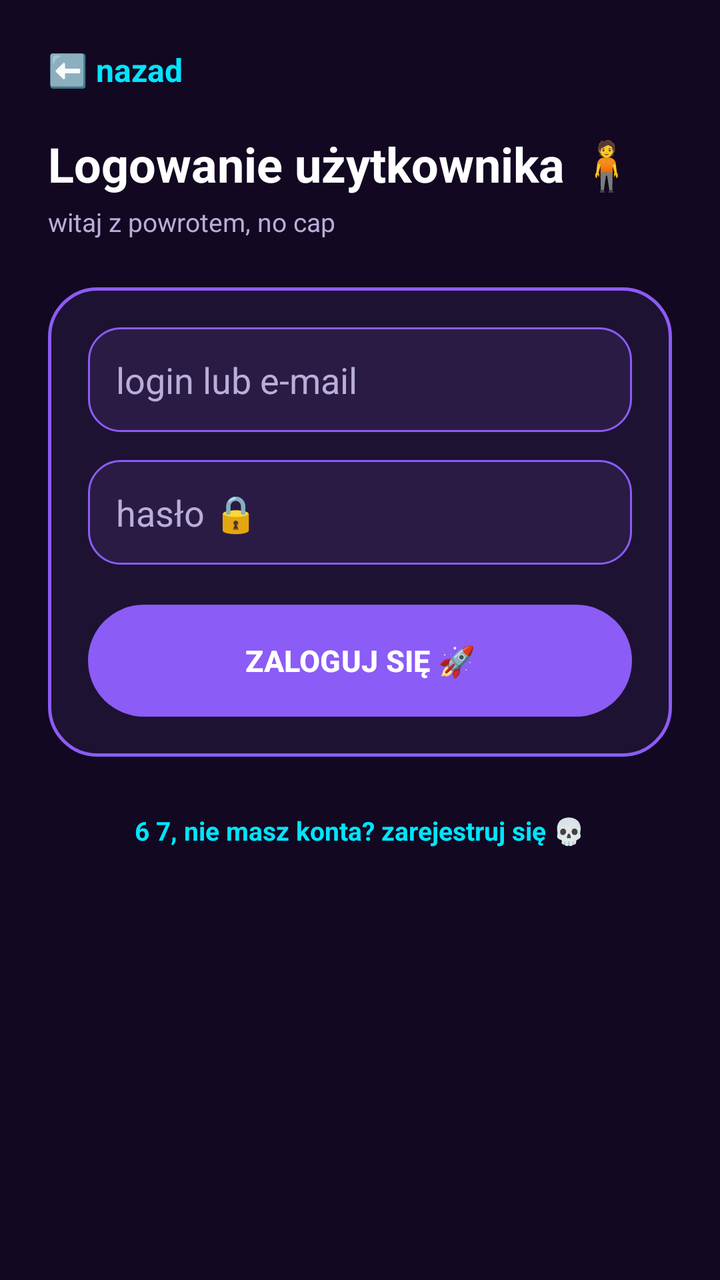
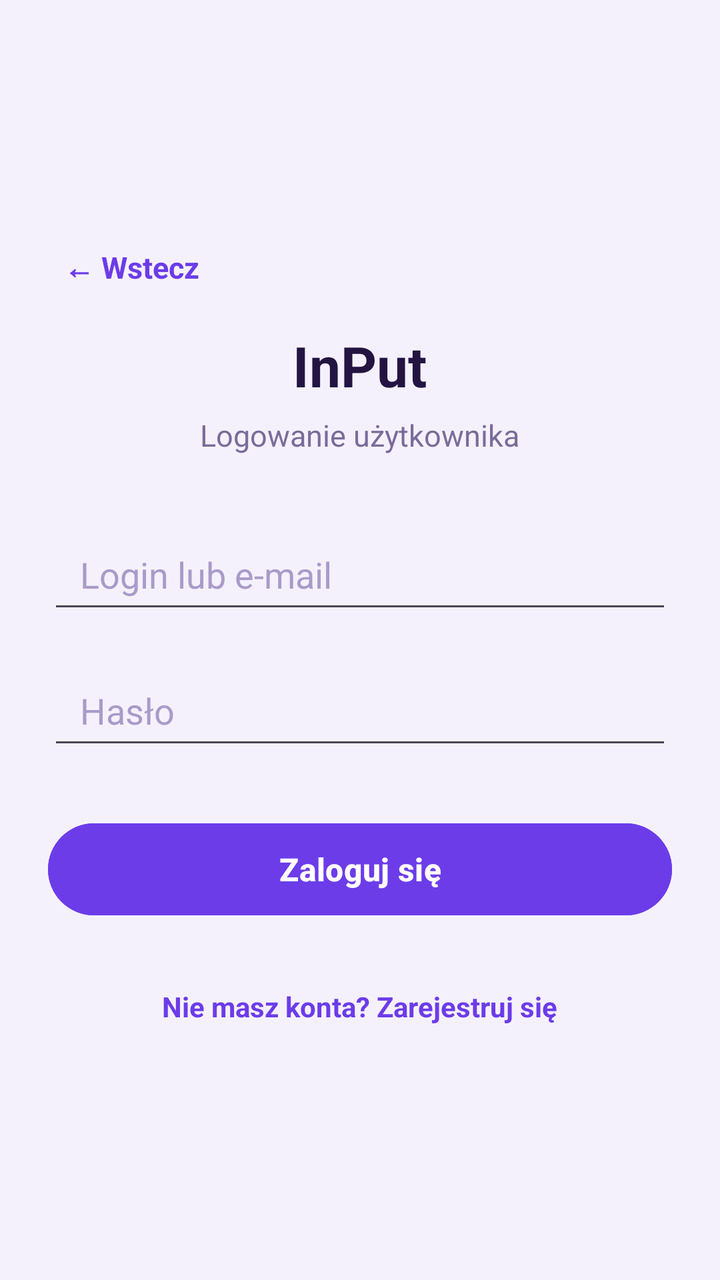

Screens rendered from an Android XML layout before and after an edit, with the pre-edit source and the edit as a unified diff.
<!-- AndroidManifest.xml: application theme Theme.DemoEmptyActivity -->
<!-- res/layout/activity_login_user.xml -->
<?xml version="1.0" encoding="utf-8"?>
<LinearLayout xmlns:android="http://schemas.android.com/apk/res/android"
        xmlns:tools="http://schemas.android.com/tools"
        android:id="@+id/main"
        android:layout_width="match_parent"
        android:layout_height="match_parent"
        android:orientation="vertical"
        android:background="@color/bg_dark"
        tools:context=".LoginUserActivity">

    <ScrollView
            android:layout_width="match_parent"
            android:layout_height="match_parent">

        <LinearLayout
                android:layout_width="match_parent"
                android:layout_height="wrap_content"
                android:orientation="vertical"
                android:padding="24dp">

            <TextView
                    android:id="@+id/btnBack"
                    android:layout_width="wrap_content"
                    android:layout_height="wrap_content"
                    android:text="⬅️ nazad"
                    android:textColor="@color/neon_cyan"
                    android:textSize="16sp"
                    android:textStyle="bold"
                    android:clickable="true"
                    android:focusable="true"
                    android:layout_marginBottom="20dp" />

            <TextView
                    android:id="@+id/tvTitle"
                    android:layout_width="wrap_content"
                    android:layout_height="wrap_content"
                    android:text="Logowanie użytkownika 🧍"
                    android:textSize="24sp"
                    android:textStyle="bold"
                    android:textColor="@color/text_light"
                    android:layout_marginBottom="4dp" />

            <TextView
                    android:id="@+id/tvSubtitle"
                    android:layout_width="wrap_content"
                    android:layout_height="wrap_content"
                    android:text="witaj z powrotem, no cap"
                    android:textSize="13sp"
                    android:textColor="@color/text_muted_light"
                    android:layout_marginBottom="24dp" />

            <LinearLayout
                    android:layout_width="match_parent"
                    android:layout_height="wrap_content"
                    android:orientation="vertical"
                    android:background="@drawable/card_glow"
                    android:padding="20dp">

                <EditText
                        android:id="@+id/etLogin"
                        android:layout_width="match_parent"
                        android:layout_height="wrap_content"
                        android:hint="login lub e-mail"
                        android:inputType="text"
                        android:background="@drawable/field_bg"
                        android:textColor="@color/text_light"
                        android:textColorHint="@color/text_muted_light"
                        android:padding="14dp"
                        android:layout_marginBottom="14dp" />

                <EditText
                        android:id="@+id/etPassword"
                        android:layout_width="match_parent"
                        android:layout_height="wrap_content"
                        android:hint="hasło 🔒"
                        android:inputType="textPassword"
                        android:background="@drawable/field_bg"
                        android:textColor="@color/text_light"
                        android:textColorHint="@color/text_muted_light"
                        android:padding="14dp"
                        android:layout_marginBottom="20dp" />

                <Button
                        android:id="@+id/btnSubmit"
                        android:layout_width="match_parent"
                        android:layout_height="56dp"
                        android:background="@drawable/gradient_button"
                        android:text="ZALOGUJ SIĘ 🚀"
                        android:textColor="@color/white"
                        android:textSize="15sp"
                        android:textStyle="bold"
                        android:textAllCaps="false" />

            </LinearLayout>

            <TextView
                    android:id="@+id/tvGoRegister"
                    android:layout_width="wrap_content"
                    android:layout_height="wrap_content"
                    android:layout_gravity="center_horizontal"
                    android:text="6 7, nie masz konta? zarejestruj się 💀"
                    android:textColor="@color/neon_cyan"
                    android:textSize="13sp"
                    android:textStyle="bold"
                    android:clickable="true"
                    android:focusable="true"
                    android:padding="12dp"
                    android:layout_marginTop="16dp" />

        </LinearLayout>
    </ScrollView>

</LinearLayout>
<!-- resources referenced by this layout -->
<resources>
  <color name="bg_dark">#120821</color>
  <color name="neon_cyan">#00E5FF</color>
  <color name="text_light">#FFFFFF</color>
  <color name="text_muted_light">#B8AED9</color>
  <color name="white">#FFFFFFFF</color>
  <!-- drawable card_glow (drawable) -->
  <shape xmlns:android="http://schemas.android.com/apk/res/android">
      <corners android:radius="24dp"/>
      <solid android:color="@color/surface_dark"/>
      <stroke android:width="1.5dp" android:color="@color/neon_purple"/>
  </shape>
  <!-- drawable field_bg (drawable) -->
  <shape xmlns:android="http://schemas.android.com/apk/res/android">
      <corners android:radius="16dp"/>
      <solid android:color="@color/field_dark"/>
      <stroke android:width="1dp" android:color="@color/neon_purple"/>
  </shape>
  <!-- drawable gradient_button (drawable) -->
  <shape xmlns:android="http://schemas.android.com/apk/res/android">
      <corners android:radius="28dp"/>
      <gradient
          android:type="linear"
          android:angle="0"
          android:startColor="@color/neon_pink"
          android:centerColor="@color/neon_purple"
          android:endColor="@color/neon_cyan"/>
  </shape>
  <style name="Theme.DemoEmptyActivity" parent="Base.Theme.DemoEmptyActivity" />
  <color name="surface_dark">#1E1233</color>
  <color name="neon_purple">#8B5CF6</color>
  <color name="field_dark">#2A1B45</color>
  <color name="neon_pink">#FF2DAF</color>
  <style name="Base.Theme.DemoEmptyActivity" parent="Theme.Material3.DayNight.NoActionBar">
          <item name="colorPrimary">@color/neon_purple</item>
          <item name="android:windowBackground">@color/bg_dark</item>
      </style>
</resources>

<!-- the commit's change to res/layout/activity_login_user.xml (unified diff, before → after) -->
@@ -1,113 +1,94 @@
 <?xml version="1.0" encoding="utf-8"?>
-<LinearLayout xmlns:android="http://schemas.android.com/apk/res/android"
+<androidx.appcompat.widget.LinearLayoutCompat
+        xmlns:android="http://schemas.android.com/apk/res/android"
         xmlns:tools="http://schemas.android.com/tools"
         android:id="@+id/main"
         android:layout_width="match_parent"
         android:layout_height="match_parent"
         android:orientation="vertical"
-        android:background="@color/bg_dark"
+        android:gravity="center"
+        android:padding="24dp"
+        android:background="@color/purple_background"
         tools:context=".LoginUserActivity">
 
-    <ScrollView
+    <TextView
+            android:id="@+id/btnBack"
+            android:layout_width="wrap_content"
+            android:layout_height="wrap_content"
+            android:layout_gravity="start"
+            android:text="← Wstecz"
+            android:textColor="@color/purple_primary"
+            android:textSize="15sp"
+            android:textStyle="bold"
+            android:clickable="true"
+            android:focusable="true"
+            android:padding="8dp"
+            android:layout_marginBottom="12dp" />
+
+    <TextView
+            android:id="@+id/tvTitle"
+            android:layout_width="wrap_content"
+            android:layout_height="wrap_content"
+            android:text="InPut"
+            android:textSize="28sp"
+            android:textStyle="bold"
+            android:textColor="@color/text_dark"
+            android:layout_marginBottom="6dp" />
+
+    <TextView
+            android:id="@+id/tvSubtitle"
+            android:layout_width="wrap_content"
+            android:layout_height="wrap_content"
+            android:text="Logowanie użytkownika"
+            android:textSize="15sp"
+            android:textColor="@color/text_muted"
+            android:layout_marginBottom="32dp" />
+
+    <EditText
+            android:id="@+id/etLogin"
             android:layout_width="match_parent"
-            android:layout_height="match_parent">
+            android:layout_height="52dp"
+            android:hint="Login lub e-mail"
+            android:inputType="text"
+            android:paddingStart="16dp"
+            android:paddingEnd="16dp"
+            android:textColor="@color/text_dark"
+            android:textColorHint="@color/hint_muted"
+            android:layout_marginBottom="16dp" />
 
-        <LinearLayout
-                android:layout_width="match_parent"
-                android:layout_height="wrap_content"
-                android:orientation="vertical"
-                android:padding="24dp">
+    <EditText
+            android:id="@+id/etPassword"
+            android:layout_width="match_parent"
+            android:layout_height="52dp"
+            android:hint="Hasło"
+            android:inputType="textPassword"
+            android:paddingStart="16dp"
+            android:paddingEnd="16dp"
+            android:textColor="@color/text_dark"
+            android:textColorHint="@color/hint_muted"
+            android:layout_marginBottom="28dp" />
 
-            <TextView
-                    android:id="@+id/btnBack"
-                    android:layout_width="wrap_content"
-                    android:layout_height="wrap_content"
-                    android:text="⬅️ nazad"
-                    android:textColor="@color/neon_cyan"
-                    android:textSize="16sp"
-                    android:textStyle="bold"
-                    android:clickable="true"
-                    android:focusable="true"
-                    android:layout_marginBottom="20dp" />
+    <Button
+            android:id="@+id/btnSubmit"
+            android:layout_width="match_parent"
+            android:layout_height="54dp"
+            android:text="Zaloguj się"
+            android:textSize="16sp"
+            android:textStyle="bold"
+            android:textColor="@color/white"
+            android:backgroundTint="@color/purple_primary" />
 
-            <TextView
-                    android:id="@+id/tvTitle"
-                    android:layout_width="wrap_content"
-                    android:layout_height="wrap_content"
-                    android:text="Logowanie użytkownika 🧍"
-                    android:textSize="24sp"
-                    android:textStyle="bold"
-                    android:textColor="@color/text_light"
-                    android:layout_marginBottom="4dp" />
+    <TextView
+            android:id="@+id/tvGoRegister"
+            android:layout_width="wrap_content"
+            android:layout_height="wrap_content"
+            android:text="Nie masz konta? Zarejestruj się"
+            android:textColor="@color/purple_primary"
+            android:textSize="14sp"
+            android:textStyle="bold"
+            android:clickable="true"
+            android:focusable="true"
+            android:padding="12dp"
+            android:layout_marginTop="20dp" />
 
-            <TextView
-                    android:id="@+id/tvSubtitle"
-                    android:layout_width="wrap_content"
-                    android:layout_height="wrap_content"
-                    android:text="witaj z powrotem, no cap"
-                    android:textSize="13sp"
-                    android:textColor="@color/text_muted_light"
-                    android:layout_marginBottom="24dp" />
-
-            <LinearLayout
-                    android:layout_width="match_parent"
-                    android:layout_height="wrap_content"
-                    android:orientation="vertical"
-                    android:background="@drawable/card_glow"
-                    android:padding="20dp">
-
-                <EditText
-                        android:id="@+id/etLogin"
-                        android:layout_width="match_parent"
-                        android:layout_height="wrap_content"
-                        android:hint="login lub e-mail"
-                        android:inputType="text"
-                        android:background="@drawable/field_bg"
-                        android:textColor="@color/text_light"
-                        android:textColorHint="@color/text_muted_light"
-                        android:padding="14dp"
-                        android:layout_marginBottom="14dp" />
-
-                <EditText
-                        android:id="@+id/etPassword"
-                        android:layout_width="match_parent"
-                        android:layout_height="wrap_content"
-                        android:hint="hasło 🔒"
-                        android:inputType="textPassword"
-                        android:background="@drawable/field_bg"
-                        android:textColor="@color/text_light"
-                        android:textColorHint="@color/text_muted_light"
-                        android:padding="14dp"
-                        android:layout_marginBottom="20dp" />
-
-                <Button
-                        android:id="@+id/btnSubmit"
-                        android:layout_width="match_parent"
-                        android:layout_height="56dp"
-                        android:background="@drawable/gradient_button"
-                        android:text="ZALOGUJ SIĘ 🚀"
-                        android:textColor="@color/white"
-                        android:textSize="15sp"
-                        android:textStyle="bold"
-                        android:textAllCaps="false" />
-
-            </LinearLayout>
-
-            <TextView
-                    android:id="@+id/tvGoRegister"
-                    android:layout_width="wrap_content"
-                    android:layout_height="wrap_content"
-                    android:layout_gravity="center_horizontal"
-                    android:text="6 7, nie masz konta? zarejestruj się 💀"
-                    android:textColor="@color/neon_cyan"
-                    android:textSize="13sp"
-                    android:textStyle="bold"
-                    android:clickable="true"
-                    android:focusable="true"
-                    android:padding="12dp"
-                    android:layout_marginTop="16dp" />
-
-        </LinearLayout>
-    </ScrollView>
-
-</LinearLayout>
+</androidx.appcompat.widget.LinearLayoutCompat>
<!-- resource entries referenced after the edit -->
@@ -1,40 +1,18 @@
 <!-- resources referenced by this layout -->
 <resources>
-  <color name="bg_dark">#120821</color>
-  <color name="neon_cyan">#00E5FF</color>
-  <color name="text_light">#FFFFFF</color>
-  <color name="text_muted_light">#B8AED9</color>
+  <color name="hint_muted">#A99BC9</color>
+  <color name="purple_background">#F5F1FC</color>
+  <color name="purple_primary">#6C3CE9</color>
+  <color name="text_dark">#241442</color>
+  <color name="text_muted">#7A6C99</color>
   <color name="white">#FFFFFFFF</color>
-  <!-- drawable card_glow (drawable) -->
-  <shape xmlns:android="http://schemas.android.com/apk/res/android">
-      <corners android:radius="24dp"/>
-      <solid android:color="@color/surface_dark"/>
-      <stroke android:width="1.5dp" android:color="@color/neon_purple"/>
-  </shape>
-  <!-- drawable field_bg (drawable) -->
-  <shape xmlns:android="http://schemas.android.com/apk/res/android">
-      <corners android:radius="16dp"/>
-      <solid android:color="@color/field_dark"/>
-      <stroke android:width="1dp" android:color="@color/neon_purple"/>
-  </shape>
-  <!-- drawable gradient_button (drawable) -->
-  <shape xmlns:android="http://schemas.android.com/apk/res/android">
-      <corners android:radius="28dp"/>
-      <gradient
-          android:type="linear"
-          android:angle="0"
-          android:startColor="@color/neon_pink"
-          android:centerColor="@color/neon_purple"
-          android:endColor="@color/neon_cyan"/>
-  </shape>
   <style name="Theme.DemoEmptyActivity" parent="Base.Theme.DemoEmptyActivity" />
-  <color name="surface_dark">#1E1233</color>
-  <color name="neon_purple">#8B5CF6</color>
-  <color name="field_dark">#2A1B45</color>
-  <color name="neon_pink">#FF2DAF</color>
   <style name="Base.Theme.DemoEmptyActivity" parent="Theme.Material3.DayNight.NoActionBar">
-          <item name="colorPrimary">@color/neon_purple</item>
-          <item name="android:windowBackground">@color/bg_dark</item>
+          <item name="colorPrimary">@color/purple_primary</item>
+          <item name="colorPrimaryDark">@color/purple_primary_dark</item>
+          <item name="colorOnPrimary">@color/white</item>
+          <item name="android:windowBackground">@color/purple_background</item>
       </style>
+  <color name="purple_primary_dark">#4B2AAE</color>
 </resources>
 
